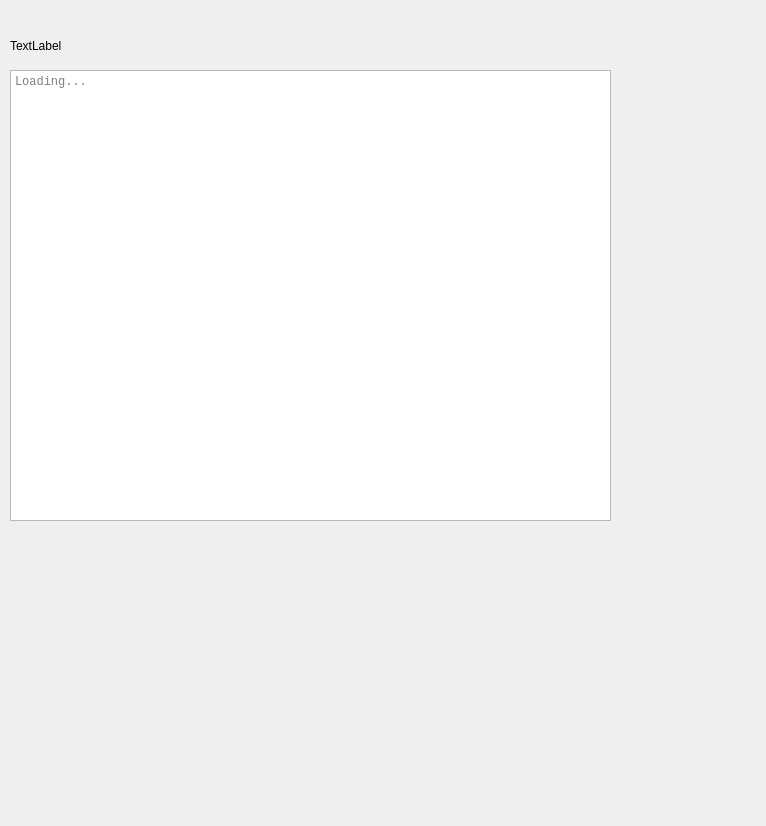
This is frontend/location_tab_view.ui in ricorx7/rti_reportr as Qt 5 draws it before an edit. The edited form follows.
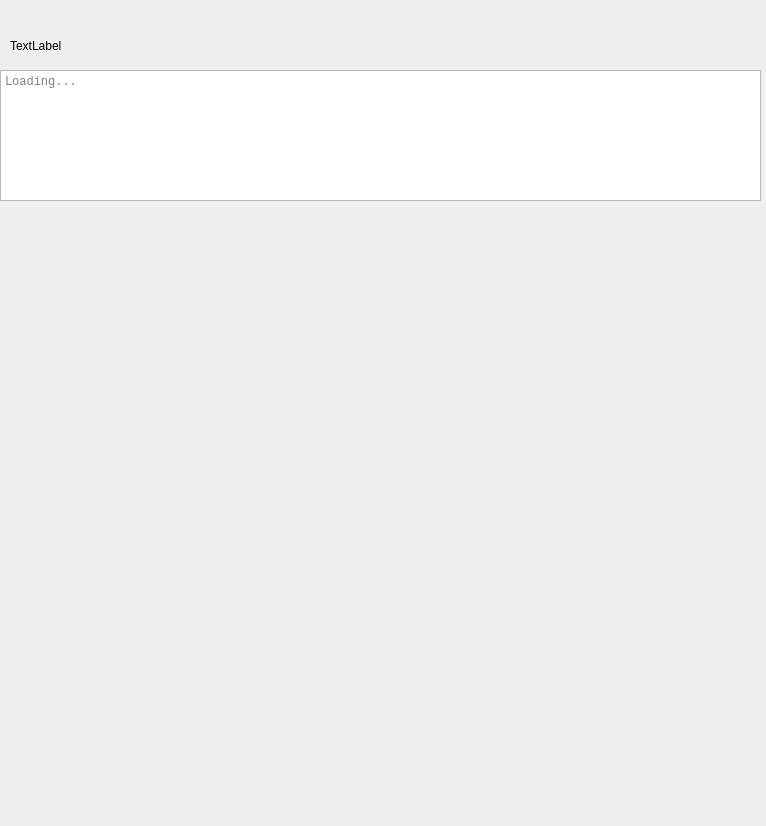
This is the edited form.

Commit message: Added in a web view to view the google map plot

```diff
--- a/frontend/location_tab_view.ui
+++ b/frontend/location_tab_view.ui
@@ -29,10 +29,10 @@
   <widget class="QTextEdit" name="summaryTextEdit">
    <property name="geometry">
     <rect>
-     <x>10</x>
+     <x>0</x>
      <y>70</y>
-     <width>601</width>
-     <height>451</height>
+     <width>761</width>
+     <height>131</height>
     </rect>
    </property>
    <property name="font">
@@ -53,6 +53,16 @@
     <string>Loading...</string>
    </property>
   </widget>
+  <widget class="QWidget" name="htmlWidget" native="true">
+   <property name="geometry">
+    <rect>
+     <x>0</x>
+     <y>218</y>
+     <width>760</width>
+     <height>600</height>
+    </rect>
+   </property>
+  </widget>
  </widget>
  <resources/>
  <connections/>
```
The commit also changes 6 other files.
